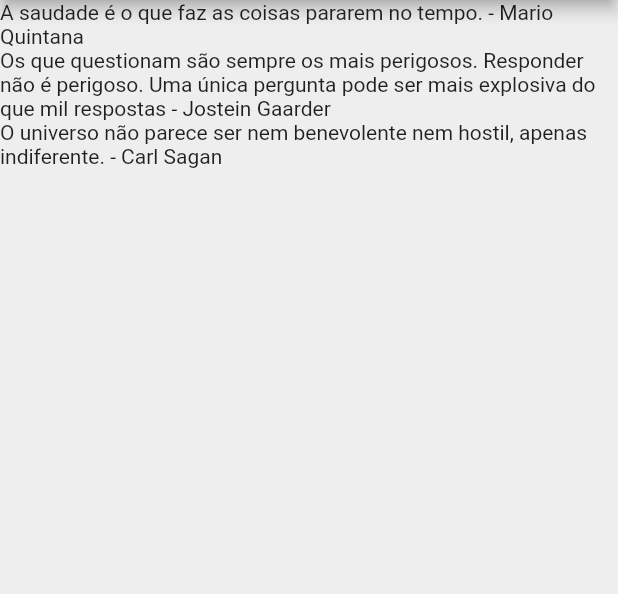
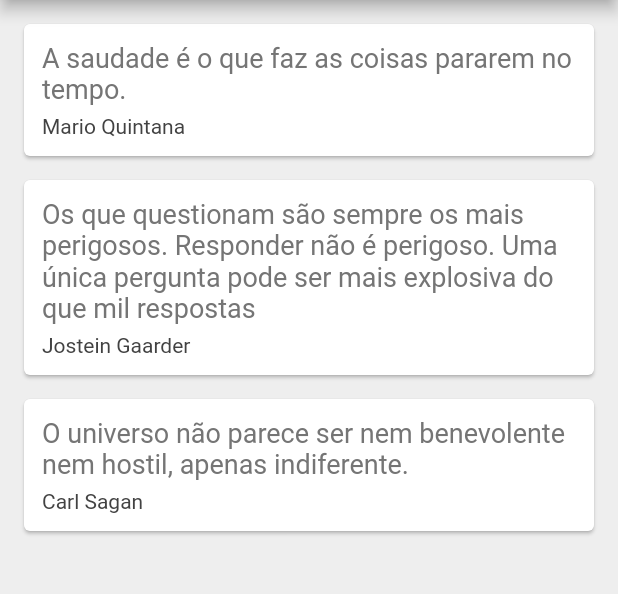
Before and after one commit to YuriCesar73/Flutter_Apps, a Flutter app: the screen it shows after launch, on a phone screen of 412 x 824 dp, the part 84-678 px from its top. Run offline on Flutter 3.47's test engine with Material 2 defaults, Android fonts, the light colour scheme and no system bars.

Commit message:
Inclusão do template cards

```diff
--- a/quotes_app/lib/main.dart
+++ b/quotes_app/lib/main.dart
@@ -19,6 +19,35 @@ class _QuoteListState extends State<QuoteList> {
     Quote(author: 'Carl Sagan', text: 'O universo não parece ser nem benevolente nem hostil, apenas indiferente.')
   ];
 
+  Widget quoteTemplate(quote){
+    return Card(
+      margin: EdgeInsets.fromLTRB(16.0, 16.0, 16.0, 0.0),
+      child: Padding(
+        padding: const EdgeInsets.all(12.0),
+        child: Column(
+          crossAxisAlignment: CrossAxisAlignment.stretch,
+          children: [
+            Text(
+              quote.text,
+              style: TextStyle(
+                fontSize: 18.0,
+                color: Colors.grey[600],
+              ),
+            ),
+            SizedBox(height: 6.0,),
+            Text(
+              quote.author,
+              style: TextStyle(
+                fontSize: 14.0,
+                color: Colors.grey[800]
+              ),
+            )
+          ],
+        ),
+      ),
+    );
+  }
+
 
   @override
   Widget build(BuildContext context) {
@@ -30,7 +59,7 @@ class _QuoteListState extends State<QuoteList> {
         backgroundColor: Colors.redAccent,
       ),
       body: Column(
-        children: quotes.map((quote) => Text('${quote.text} - ${quote.author}')).toList(),
+        children: quotes.map((quote) => quoteTemplate(quote)).toList(),
       ),
     );
   }
```
